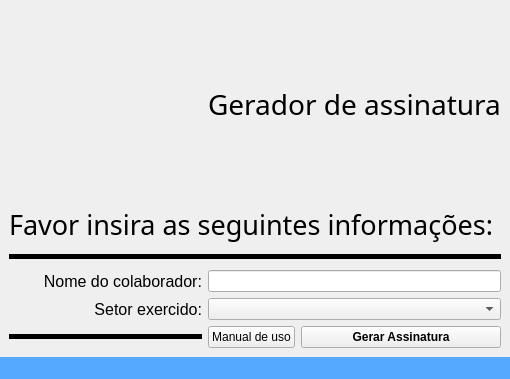
Old version of the form code/src/ui/window_ass.ui in the repository Sl3nc/Assinatura_Auto.
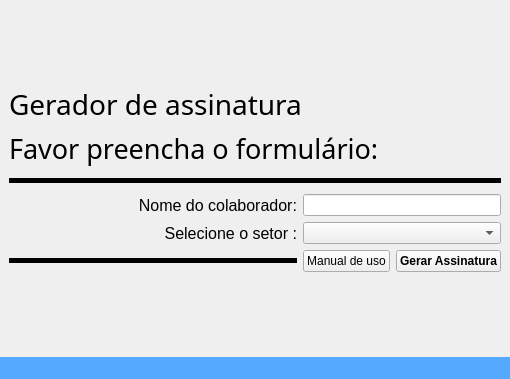
New version of the form. Icons and pictures are not drawn.

```diff
--- a/code/src/ui/window_ass.ui
+++ b/code/src/ui/window_ass.ui
@@ -17,25 +17,6 @@
    <layout class="QGridLayout" name="gridLayout_2">
     <item row="0" column="0">
      <layout class="QGridLayout" name="gridLayout">
-      <item row="0" column="1" colspan="2">
-       <widget class="QLabel" name="label">
-        <property name="sizePolicy">
-         <sizepolicy hsizetype="Preferred" vsizetype="Minimum">
-          <horstretch>0</horstretch>
-          <verstretch>0</verstretch>
-         </sizepolicy>
-        </property>
-        <property name="font">
-         <font>
-          <family>Arial Rounded MT Bold</family>
-          <pointsize>21</pointsize>
-         </font>
-        </property>
-        <property name="text">
-         <string>Gerador de assinatura</string>
-        </property>
-       </widget>
-      </item>
       <item row="5" column="2">
        <widget class="QPushButton" name="pushButton">
         <property name="sizePolicy">
@@ -75,7 +56,7 @@
          </font>
         </property>
         <property name="text">
-         <string>Favor insira as seguintes informações:</string>
+         <string>Favor preencha o formulário:</string>
         </property>
         <property name="alignment">
          <set>Qt::AlignmentFlag::AlignBottom|Qt::AlignmentFlag::AlignLeading|Qt::AlignmentFlag::AlignLeft</set>
@@ -141,7 +122,7 @@
          </font>
         </property>
         <property name="text">
-         <string>Setor exercido:</string>
+         <string>Selecione o setor :</string>
         </property>
         <property name="alignment">
          <set>Qt::AlignmentFlag::AlignRight|Qt::AlignmentFlag::AlignTrailing|Qt::AlignmentFlag::AlignVCenter</set>
@@ -192,6 +173,50 @@
         </property>
        </widget>
       </item>
+      <item row="0" column="0" colspan="2" alignment="">
+       <widget class="QLabel" name="label">
+        <property name="sizePolicy">
+         <sizepolicy hsizetype="Expanding" vsizetype="Maximum">
+          <horstretch>0</horstretch>
+          <verstretch>0</verstretch>
+         </sizepolicy>
+        </property>
+        <property name="font">
+         <font>
+          <family>Arial Rounded MT Bold</family>
+          <pointsize>21</pointsize>
+         </font>
+        </property>
+        <property name="text">
+         <string>Gerador de assinatura</string>
+        </property>
+       </widget>
+      </item>
+      <item row="0" column="2">
+       <widget class="QLabel" name="label_5">
+        <property name="sizePolicy">
+         <sizepolicy hsizetype="Preferred" vsizetype="Preferred">
+          <horstretch>0</horstretch>
+          <verstretch>0</verstretch>
+         </sizepolicy>
+        </property>
+        <property name="maximumSize">
+         <size>
+          <width>100</width>
+          <height>100</height>
+         </size>
+        </property>
+        <property name="text">
+         <string/>
+        </property>
+        <property name="pixmap">
+         <pixmap>../../../../../../Downloads/cps_logo.png</pixmap>
+        </property>
+        <property name="scaledContents">
+         <bool>true</bool>
+        </property>
+       </widget>
+      </item>
      </layout>
     </item>
    </layout>
```
